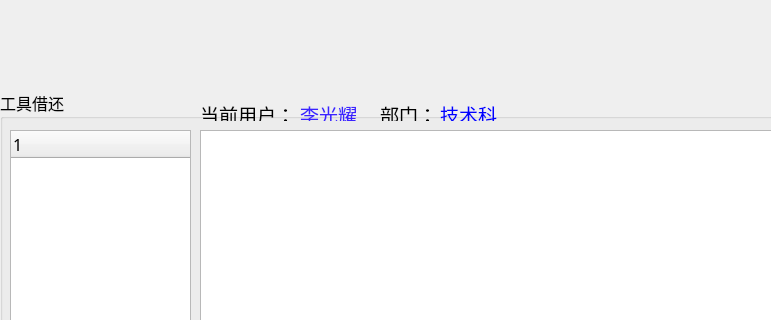
Above: QTClient/mainwindow.ui from sunjiangbo/gyTool-Manager before the change; both pictures show x 0 to 771 and y 0 to 320 of the 1024 by 600 pixel window. Below: the same form after it.
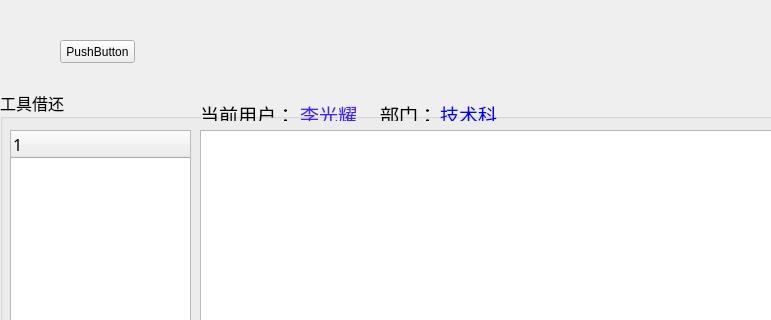
That is the form after the change. Icons and pictures are not drawn.

Diff of the .ui file:
```diff
--- a/QTClient/mainwindow.ui
+++ b/QTClient/mainwindow.ui
@@ -117,7 +117,7 @@
       <rect>
        <x>440</x>
        <y>10</y>
-       <width>71</width>
+       <width>231</width>
        <height>21</height>
       </rect>
      </property>
@@ -126,6 +126,19 @@
      </property>
     </widget>
    </widget>
+   <widget class="QPushButton" name="pushButton">
+    <property name="geometry">
+     <rect>
+      <x>60</x>
+      <y>40</y>
+      <width>75</width>
+      <height>23</height>
+     </rect>
+    </property>
+    <property name="text">
+     <string>PushButton</string>
+    </property>
+   </widget>
   </widget>
   <widget class="QStatusBar" name="statusBar"/>
  </widget>
```
